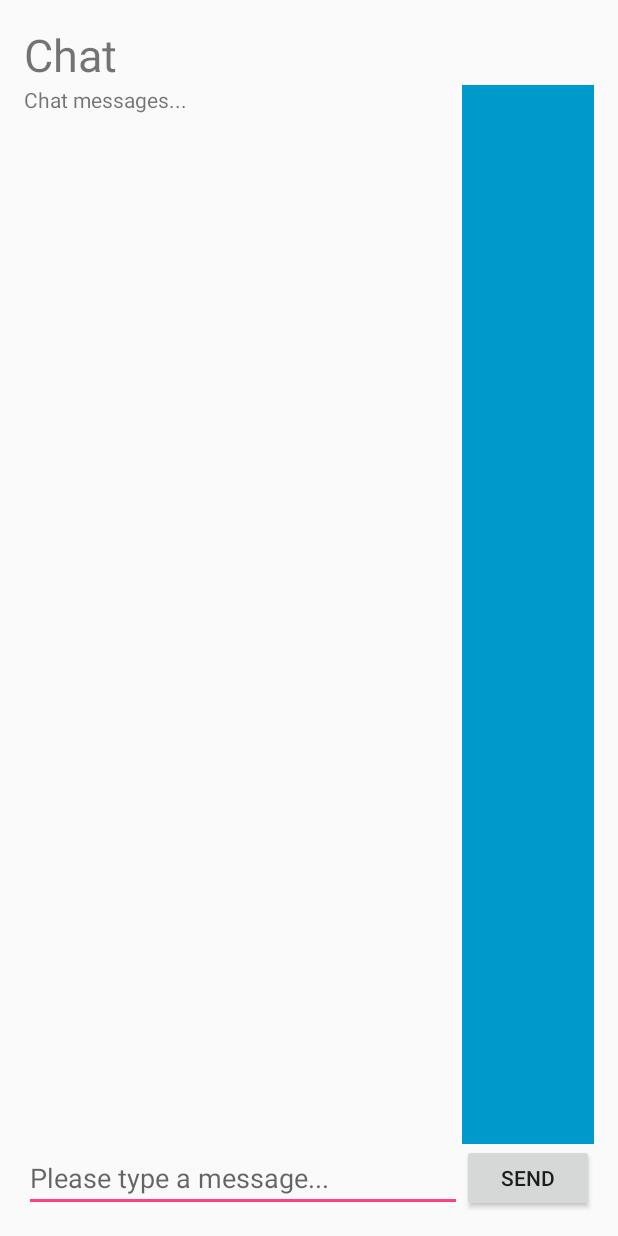
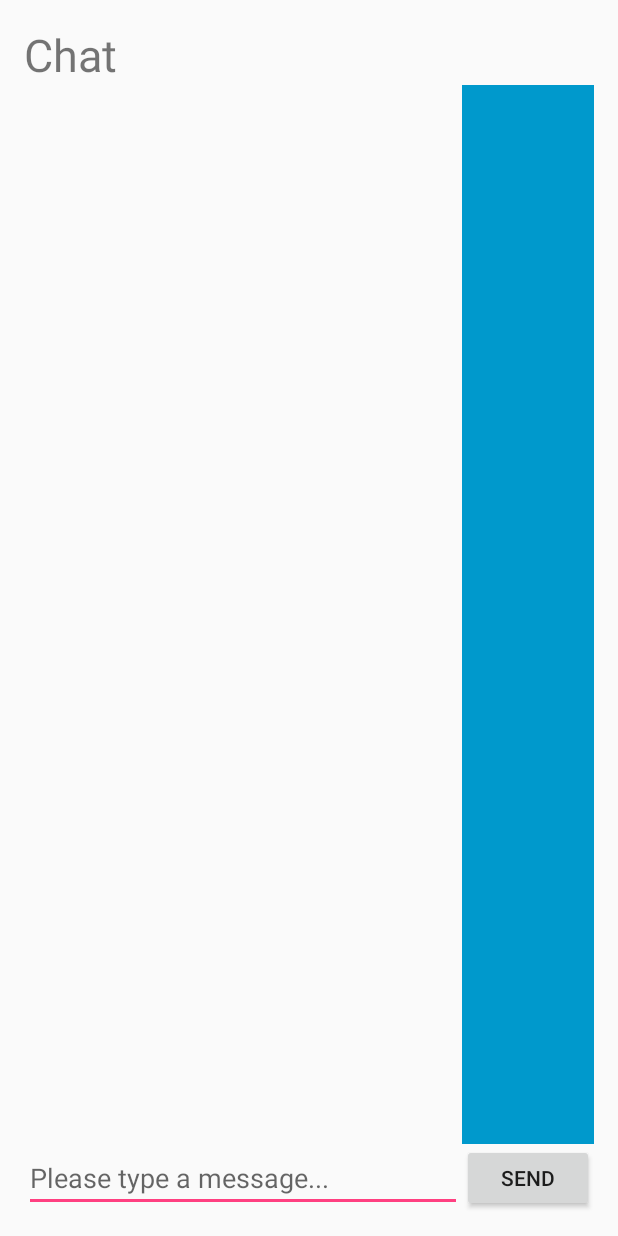
Before and after one commit to textbrowser/smoke, an Android app: the layout activity_main.xml on its own in the app's theme, with its tools: preview values and no code run, on a phone screen of 412 x 824 dp. Run offline under Robolectric (Android 15) with nearby library versions, the phone set to English and light mode, and no system bars.

Commit message:
Removed default chat text.

```diff
--- a/Smoke/app/src/main/AndroidManifest.xml
+++ b/Smoke/app/src/main/AndroidManifest.xml
@@ -15,6 +15,7 @@
                 <category android:name="android.intent.category.LAUNCHER" />
             </intent-filter>
         </activity>
+        <activity android:name=".Settings"></activity>
     </application>
 
 </manifest>
--- a/Smoke/app/src/main/res/layout/activity_main.xml
+++ b/Smoke/app/src/main/res/layout/activity_main.xml
@@ -11,7 +11,6 @@
     tools:context="org.purple.smoke.MainActivity">
 
     <TextView
-        android:text="@string/textview"
         android:layout_width="wrap_content"
         android:layout_height="wrap_content"
         android:id="@+id/chat_messages"
@@ -19,7 +18,6 @@
         android:layout_alignParentStart="true"
         android:layout_above="@+id/chat_send_text"
         android:layout_toStartOf="@+id/chat_send_message"
-        tools:text="Chat messages..."
         android:layout_below="@+id/textView4" />
 
     <ListView
```
